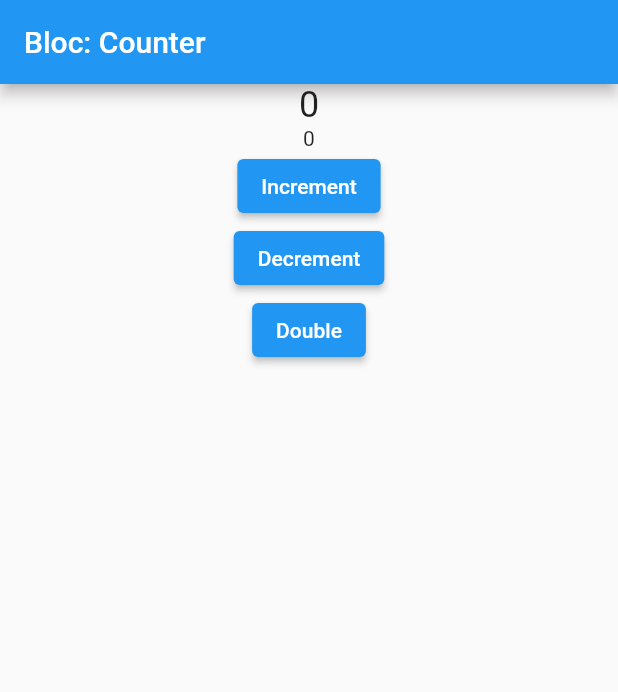
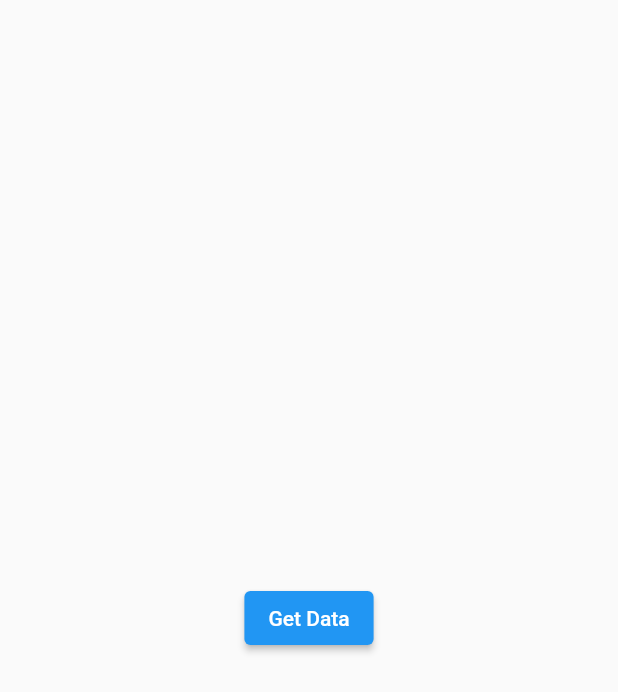
Before and after one commit to MyoMin-Latt/bloc, a Flutter app: the screen it shows after launch, on a phone screen of 412 x 824 dp. Shown: the top 692 px of the screen. Run offline on Flutter 3.47's test engine with Material 2 defaults, Android fonts, the phone set to English and light mode, and no system bars; our stand-ins replace bloc, flutter_bloc.

Commit message:
@24.3 Network call with BLOC

```diff
--- /dev/null
+++ b/lib/api/api_data.dart
@@ -0,0 +1,4 @@
+Future<String> getString() async {
+  await Future.delayed(const Duration(seconds: 2));
+  return 'This is data from Server';
+}
--- /dev/null
+++ b/lib/api_page.dart
@@ -0,0 +1,40 @@
+import 'package:flutter/material.dart';
+import 'package:flutter_bloc/flutter_bloc.dart';
+
+import 'bloc/api_bloc.dart';
+
+class ApiPage extends StatelessWidget {
+  const ApiPage({Key? key}) : super(key: key);
+
+  @override
+  Widget build(BuildContext context) {
+    final _apiBloc = BlocProvider.of<ApiBloc>(context);
+    return Scaffold(
+      body: BlocBuilder<ApiBloc, ApiState>(
+        builder: (context, state) {
+          if (state is ApiLoading) {
+            return const Center(
+              child: CircularProgressIndicator(),
+            );
+          } else if (state is ApiSuccess) {
+            return Center(
+              child: Text(state.data),
+            );
+          } else if (state is ApiError) {
+            return const Center(
+              child: Text('Something wrong '),
+            );
+          }
+          return Center(
+            child: ElevatedButton(
+              onPressed: () async {
+                _apiBloc.add(GetApiEvent());
+              },
+              child: const Text('Get Data'),
+            ),
+          );
+        },
+      ),
+    );
+  }
+}
--- /dev/null
+++ b/lib/bloc/api_event.dart
@@ -0,0 +1,6 @@
+part of 'api_bloc.dart';
+
+@immutable
+abstract class ApiEvent {}
+
+class GetApiEvent extends ApiEvent {}
--- /dev/null
+++ b/lib/bloc/api_state.dart
@@ -0,0 +1,15 @@
+part of 'api_bloc.dart';
+
+@immutable
+abstract class ApiState {}
+
+class ApiInitial extends ApiState {}
+
+class ApiLoading extends ApiState {}
+
+class ApiSuccess extends ApiState {
+  final String data;
+  ApiSuccess(this.data);
+}
+
+class ApiError extends ApiState {}
--- a/lib/main.dart
+++ b/lib/main.dart
@@ -1,3 +1,5 @@
+import 'package:bloc_pattern/api_page.dart';
+import 'package:bloc_pattern/bloc/api_bloc.dart';
 import 'package:bloc_pattern/bloc/counter_bloc.dart';
 import 'package:bloc_pattern/counter_page.dart';
 import 'package:flutter/material.dart';
@@ -14,8 +16,8 @@ class MyApp extends StatelessWidget {
   Widget build(BuildContext context) {
     return MaterialApp(
       home: BlocProvider(
-        create: (_) => CounterBloc(),
-        child: const CounterPage(),
+        create: (_) => ApiBloc(),
+        child: const ApiPage(),
       ),
     );
   }
```
Also changed, not shown: lib/bloc/api_bloc.dart (added, +20 -0 lines).
